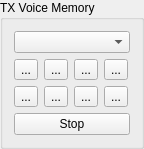
Qt form mqt/MqtLogger/txvmbuttonsframe.ui (Rsclub22/Minos2-Mirror) before a commit.
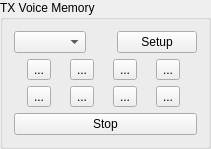
The same form after that commit.

Patch:
```diff
--- a/mqt/MqtLogger/txvmbuttonsframe.ui
+++ b/mqt/MqtLogger/txvmbuttonsframe.ui
@@ -6,8 +6,8 @@
    <rect>
     <x>0</x>
     <y>0</y>
-    <width>144</width>
-    <height>140</height>
+    <width>211</width>
+    <height>141</height>
    </rect>
   </property>
   <property name="windowTitle">
@@ -18,7 +18,31 @@
   </property>
   <layout class="QVBoxLayout" name="verticalLayout_3">
    <item>
-    <widget class="QComboBox" name="voiceKeyerSelect"/>
+    <layout class="QHBoxLayout" name="horizontalLayout_3">
+     <item>
+      <widget class="QComboBox" name="voiceKeyerSelect"/>
+     </item>
+     <item>
+      <spacer name="horizontalSpacer">
+       <property name="orientation">
+        <enum>Qt::Horizontal</enum>
+       </property>
+       <property name="sizeHint" stdset="0">
+        <size>
+         <width>40</width>
+         <height>20</height>
+        </size>
+       </property>
+      </spacer>
+     </item>
+     <item>
+      <widget class="QPushButton" name="vmSetupPb">
+       <property name="text">
+        <string>Setup</string>
+       </property>
+      </widget>
+     </item>
+    </layout>
    </item>
    <item>
     <layout class="QVBoxLayout" name="verticalLayout_2">
```
